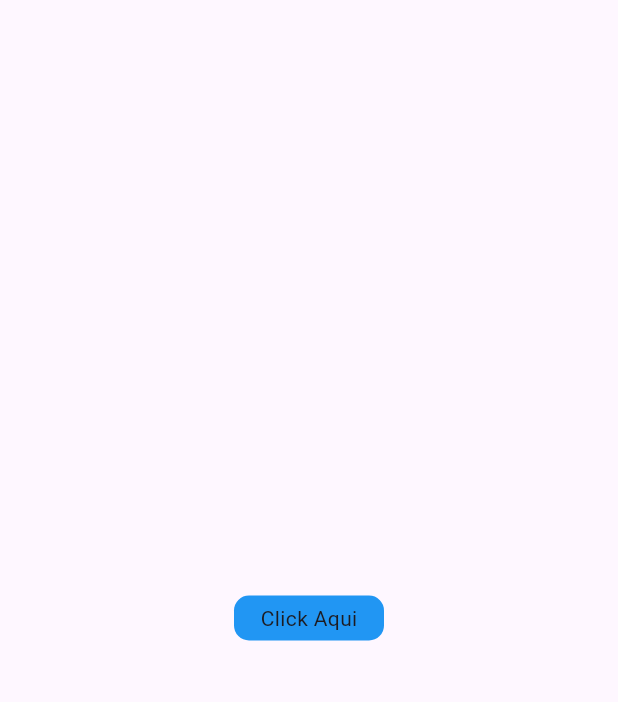
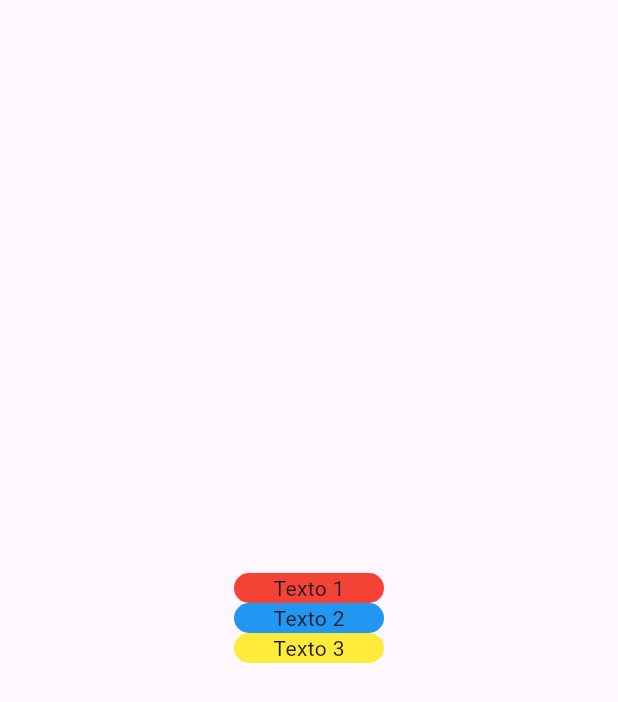
Before and after one commit to wstagf/ConstrucaoSoft-Flutter-Fatesg-2025.2, a Flutter app: the screen it shows after launch, on a phone screen of 412 x 824 dp. Shown: the top 702 px of the screen. Run offline on Flutter 3.47's test engine with Material 3 defaults, Android fonts, the phone set to English and light mode, and no system bars.

Commit message:
criado funcao para componentizar

```diff
--- a/Aula08/componentes/lib/home_page.dart
+++ b/Aula08/componentes/lib/home_page.dart
@@ -2,6 +2,26 @@ import 'package:flutter/material.dart';
 
 class HomePage extends StatelessWidget {
   const HomePage({super.key});
+
+  Widget buildButton({
+    required String textoBotao,
+    required Color cor,
+    required void Function() quandoClicar,
+  }) {
+    return GestureDetector(
+      onTap: () {
+        quandoClicar();
+      },
+      child: Container(
+        width: 100,
+        decoration: BoxDecoration(
+          color: cor,
+          borderRadius: BorderRadius.all(Radius.circular(10)),
+        ),
+        child: Center(child: Text(textoBotao)),
+      ),
+    );
+  }
 
   @override
   Widget build(BuildContext context) {
@@ -12,19 +32,26 @@ class HomePage extends StatelessWidget {
           mainAxisAlignment: MainAxisAlignment.center,
           crossAxisAlignment: CrossAxisAlignment.center,
           children: [
-            GestureDetector(
-              onTap: () {
-                print('cliqui');
+            buildButton(
+              textoBotao: "Texto 1",
+              cor: Colors.red,
+              quandoClicar: () {
+                print("1");
               },
-              child: Container(
-                height: 30,
-                width: 100,
-                decoration: BoxDecoration(
-                  color: Colors.blue,
-                  borderRadius: BorderRadius.all(Radius.circular(10)),
-                ),
-                child: Center(child: Text("Click Aqui")),
-              ),
+            ),
+            buildButton(
+              textoBotao: "Texto 2",
+              cor: Colors.blue,
+              quandoClicar: () {
+                print("2");
+              },
+            ),
+            buildButton(
+              textoBotao: "Texto 3",
+              cor: Colors.yellow,
+              quandoClicar: () {
+                print("3");
+              },
             ),
           ],
         ),
```
